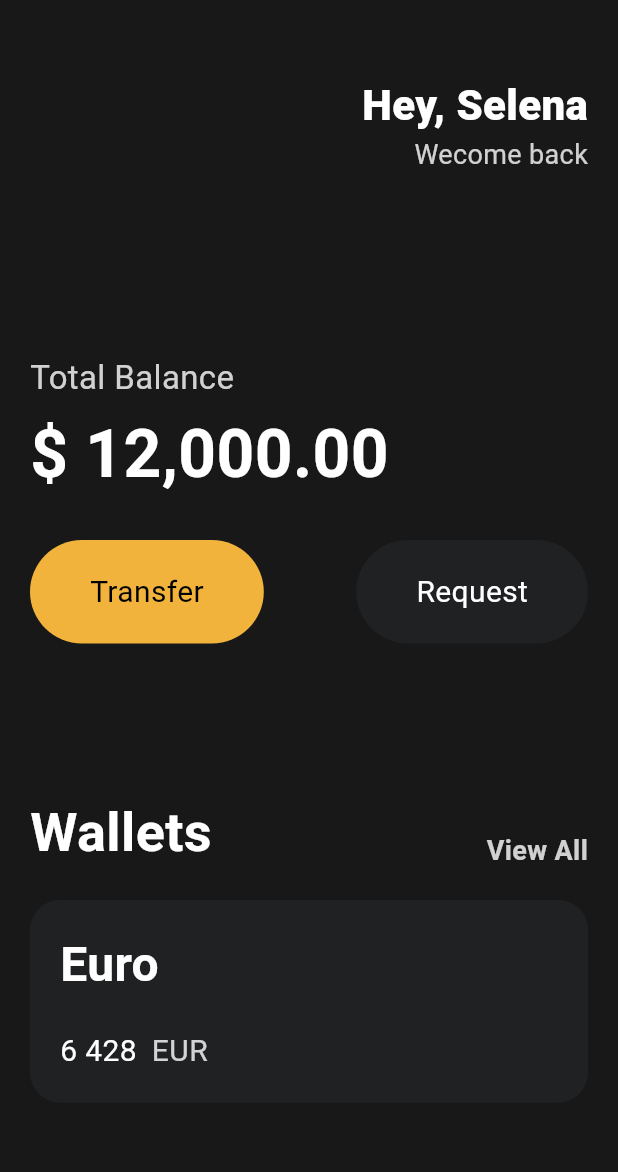
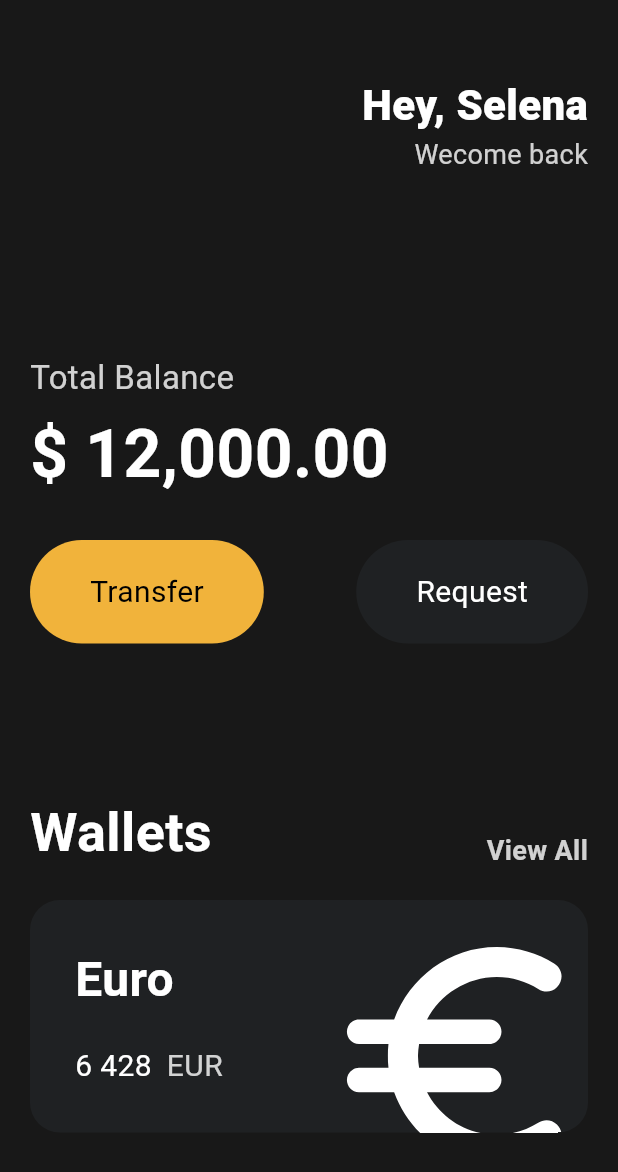
Before and after one commit to dong99u/flutter_clone_study, a Flutter app: the screen it shows after launch, on a phone screen of 412 x 824 dp. Shown: the top 1172 px of the screen. Run offline on Flutter 3.47's test engine with Material 3 defaults, Android fonts, the phone set to English and light mode, and no system bars.

Commit message:
card 만들기

```diff
--- a/toonflix/lib/main.dart
+++ b/toonflix/lib/main.dart
@@ -107,14 +107,15 @@ class App extends StatelessWidget {
                 height: 20,
               ),
               Container(
+                clipBehavior: Clip.hardEdge,
                 decoration: const BoxDecoration(
                   color: Color(0xFF1F2123),
                   borderRadius: BorderRadius.all(Radius.circular(20)),
                 ),
                 child: Padding(
-                  padding:
-                      const EdgeInsets.symmetric(horizontal: 20, vertical: 20),
+                  padding: const EdgeInsets.all(30),
                   child: Row(
+                    mainAxisAlignment: MainAxisAlignment.spaceBetween,
                     children: [
                       Column(
                         crossAxisAlignment: CrossAxisAlignment.start,
@@ -146,6 +147,17 @@ class App extends StatelessWidget {
                             ],
                           )
                         ],
+                      ),
+                      Transform.scale(
+                        scale: 2.2,
+                        child: Transform.translate(
+                          offset: const Offset(-5, 12),
+                          child: const Icon(
+                            Icons.euro_rounded,
+                            color: Colors.white,
+                            size: 88,
+                          ),
+                        ),
                       )
                     ],
                   ),
```
